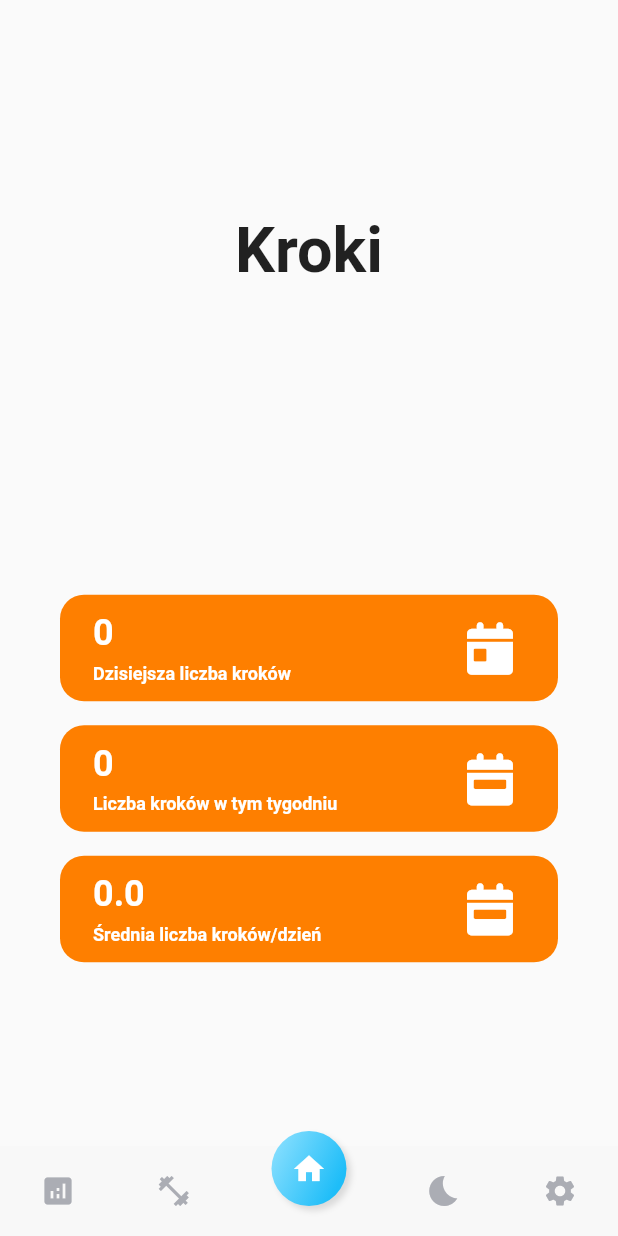
After one commit to sebastianrichter711/PAUM-projekt, a Flutter app: the StepsPage screen opened by its route, on a phone screen of 412 x 824 dp. The commit adds this screen. Run offline on Flutter 3.47's test engine with Material 2 defaults, Android fonts, the phone set to English and light mode, and no system bars; our stand-ins replace fl_chart, font_awesome_flutter, permission_handler; missing offline and left inert: health; Roboto replaces fonts that are missing (Manrope).

Commit message:
Kolejne widoki

```diff
--- a/healthcareapp/lib/main.dart
+++ b/healthcareapp/lib/main.dart
@@ -1,6 +1,8 @@
 import 'package:flutter/material.dart';
 import 'package:flutter/services.dart';
 import 'package:healthcareapp/pages/activitystats/ActivityMenu.dart';
+import 'package:healthcareapp/pages/activitystats/DistancePage.dart';
+import 'package:healthcareapp/pages/activitystats/StepsPage.dart';
 import 'package:healthcareapp/pages/details/details.dart';
 import 'package:healthcareapp/pages/home/home.dart';
 import 'package:health/health.dart';
@@ -40,6 +42,8 @@ class MyApp extends StatelessWidget {
         '/details': (context) => const DetailsPage(),
         '/bmi': (context) => const BmiPage(),
         '/activity-page': (context) => const ActivityPage(),
+        '/steps': (context) => const StepsPage(),
+        '/distance': (context) => const DistancePage(),
       },
       initialRoute: '/details',
     );
--- /dev/null
+++ b/healthcareapp/lib/pages/activitystats/StepsPage.dart
@@ -0,0 +1,217 @@
+import 'package:flutter/material.dart';
+
+import 'package:font_awesome_flutter/font_awesome_flutter.dart';
+import 'package:healthcareapp/widgets/bottom_navigation.dart';
+import 'package:health/health.dart';
+
+class StepsPage extends StatelessWidget {
+  const StepsPage({super.key});
+
+  @override
+  Widget build(BuildContext context) {
+    return Scaffold(
+      body: Column(
+        children: const [StepsPageWidget(), BottomNavigation()],
+      ),
+    );
+  }
+}
+
+class StepsPageWidget extends StatefulWidget {
+  const StepsPageWidget({super.key});
+
+  @override
+  State<StepsPageWidget> createState() => _StepsPageWidgetState();
+}
+
+class _StepsPageWidgetState extends State<StepsPageWidget> {
+  int todaySteps = 0;
+  int weekSteps = 0;
+  double avgWeekSteps = 0.0;
+  int weekday = DateTime.now().weekday;
+  @override
+  Widget build(BuildContext context) {
+    fetchTodaySteps();
+    fetchWeekSteps();
+    double width = MediaQuery.of(context).size.width - 80;
+    return Expanded(
+        child: Center(
+            child: Padding(
+      padding: const EdgeInsets.fromLTRB(0, 40, 0, 20),
+      child:
+          Column(mainAxisAlignment: MainAxisAlignment.spaceAround, children: [
+        Column(children: [
+          Text(
+            'Kroki',
+            style: TextStyle(
+              fontFamily: 'Manrope',
+              fontWeight: FontWeight.bold,
+              fontSize: 42,
+              decoration: TextDecoration.none,
+            ),
+          ),
+        ]),
+        Wrap(
+          runSpacing: 16,
+          children: [
+            modeButton(todaySteps.toString(), 'Dzisiejsza liczba kroków',
+                FontAwesomeIcons.calendarDay, Color(0xFFFE7F00), width),
+            modeButton(weekSteps.toString(), 'Liczba kroków w tym tygodniu',
+                FontAwesomeIcons.calendarWeek, Color(0xFFFE7F00), width),
+            modeButton(
+                (weekSteps / weekday).toInt().toStringAsFixed(1),
+                'Średnia liczba kroków/dzień',
+                FontAwesomeIcons.calendarWeek,
+                Color(0xFFFE7F00),
+                width),
+          ],
+        )
+      ]),
+    )));
+  }
+
+  Padding circButton(IconData icon) {
+    return Padding(
+      padding: const EdgeInsets.symmetric(horizontal: 4.0),
+      child: RawMaterialButton(
+          onPressed: () {},
+          fillColor: Colors.white,
+          shape: CircleBorder(),
+          constraints: BoxConstraints(minHeight: 35, minWidth: 35),
+          child: FaIcon(icon, size: 22, color: Color(0xFF2F3041))),
+    );
+  }
+
+  GestureDetector modeButton(
+      String title, String subtitle, IconData icon, Color color, double width) {
+    return GestureDetector(
+        child: Container(
+            width: width,
+            decoration: BoxDecoration(
+              color: color,
+              borderRadius: BorderRadius.all(Radius.circular(16)),
+            ),
+            child: Row(
+                mainAxisAlignment: MainAxisAlignment.spaceBetween,
+                children: [
+                  Padding(
+                    padding: const EdgeInsets.only(left: 22.0),
+                    child: Column(
+                      crossAxisAlignment: CrossAxisAlignment.start,
+                      children: [
+                        Text(title,
+                            style: TextStyle(
+                              fontWeight: FontWeight.bold,
+                              decoration: TextDecoration.none,
+                              fontFamily: 'Manrope',
+                              color: Colors.white,
+                              fontSize: 24,
+                            )),
+                        Padding(
+                            padding: const EdgeInsets.only(top: 6.0),
+                            child: Text(subtitle,
+                                style: TextStyle(
+                                    fontWeight: FontWeight.bold,
+                                    decoration: TextDecoration.none,
+                                    fontFamily: 'Manrope',
+                                    color: Colors.white,
+                                    fontSize: 12)))
+                      ],
+                    ),
+                  ),
+                  Padding(
+                    padding: const EdgeInsets.symmetric(
+                        horizontal: 30, vertical: 18),
+                    child: FaIcon(icon, size: 35, color: Colors.white),
+                  )
+                ])));
+  }
+
+  Future<void> fetchTodaySteps() async {
+    int? numberOfSteps;
+
+    HealthFactory health = HealthFactory();
+
+    // get steps for today (i.e., since midnight)
+    final now = DateTime.now();
+    final midnight = DateTime(now.year, now.month, now.day);
+
+    bool requested = await health.requestAuthorization([HealthDataType.STEPS]);
+
+    if (requested) {
+      try {
+        numberOfSteps = await health.getTotalStepsInInterval(midnight, now);
+      } catch (error) {
+        print("Caught exception in getTotalStepsInInterval: $error");
+      }
+
+      //print('Total number of steps: $numberOfSteps');
+
+      numberOfSteps = (numberOfSteps == null) ? 0 : numberOfSteps;
+      setState(() {
+        todaySteps = numberOfSteps!;
+      });
+    } else {
+      print("Authorization not granted - error in authorization");
+    }
+  }
+
+  Future<void> fetchWeekSteps() async {
+    int? numberOfSteps;
+
+    HealthFactory health = HealthFactory();
+
+    // get steps for today (i.e., since midnight)
+    final now = DateTime.now();
+    final midnight = DateTime(now.year, now.month, now.day);
+    final weekBegin = midnight.subtract(Duration(days: midnight.weekday - 1));
+
+    bool requested = await health.requestAuthorization([HealthDataType.STEPS]);
+
+    if (requested) {
+      try {
+        numberOfSteps = await health.getTotalStepsInInterval(weekBegin, now);
+      } catch (error) {
+        print("Caught exception in getTotalStepsInInterval: $error");
+      }
+
+      //print('Total number of steps: $numberOfSteps');
+
+      numberOfSteps = (numberOfSteps == null) ? 0 : numberOfSteps;
+      setState(() {
+        weekSteps = numberOfSteps!;
+      });
+    } else {
+      print("Authorization not granted - error in authorization");
+    }
+  }
+
+  // Future<void> fetchTodaySteps() async {
+  //   int? numberOfSteps;
+
+  //   HealthFactory health = HealthFactory();
+
+  //   // get steps for today (i.e., since midnight)
+  //   final now = DateTime.now();
+  //   final midnight = DateTime(now.year, now.month, now.day);
+
+  //   bool requested = await health.requestAuthorization([HealthDataType.STEPS]);
+
+  //   if (requested) {
+  //     try {
+  //       numberOfSteps = await health.getTotalStepsInInterval(midnight, now);
+  //     } catch (error) {
+  //       print("Caught exception in getTotalStepsInInterval: $error");
+  //     }
+
+  //     print('Total number of steps: $numberOfSteps');
+
+  //     numberOfSteps = (numberOfSteps == null) ? 0 : numberOfSteps;
+  //     setState(() {
+  //       todaySteps = numberOfSteps.toString();
+  //     });
+  //   } else {
+  //     print("Authorization not granted - error in authorization");
+  //   }
+  // }
+}
--- a/healthcareapp/lib/pages/details/widgets/stats.dart
+++ b/healthcareapp/lib/pages/details/widgets/stats.dart
@@ -254,7 +254,6 @@ class InfoStat extends StatelessWidget {
         child: Stack(children: [
           StatIcon(
               icon: icon, iconColor: iconColor, iconBackground: iconBackground),
-          Change(time: time),
           Align(
             alignment: Alignment.bottomLeft,
             child: Column(
```
Also changed, not shown: healthcareapp/lib/pages/activitystats/ActivityMenu.dart (+20 -5 lines), healthcareapp/lib/pages/activitystats/DistancePage.dart (added, +211 -0 lines), healthcareapp/lib/pages/details/widgets/chart/lineChart.dart (+44 -14 lines).
